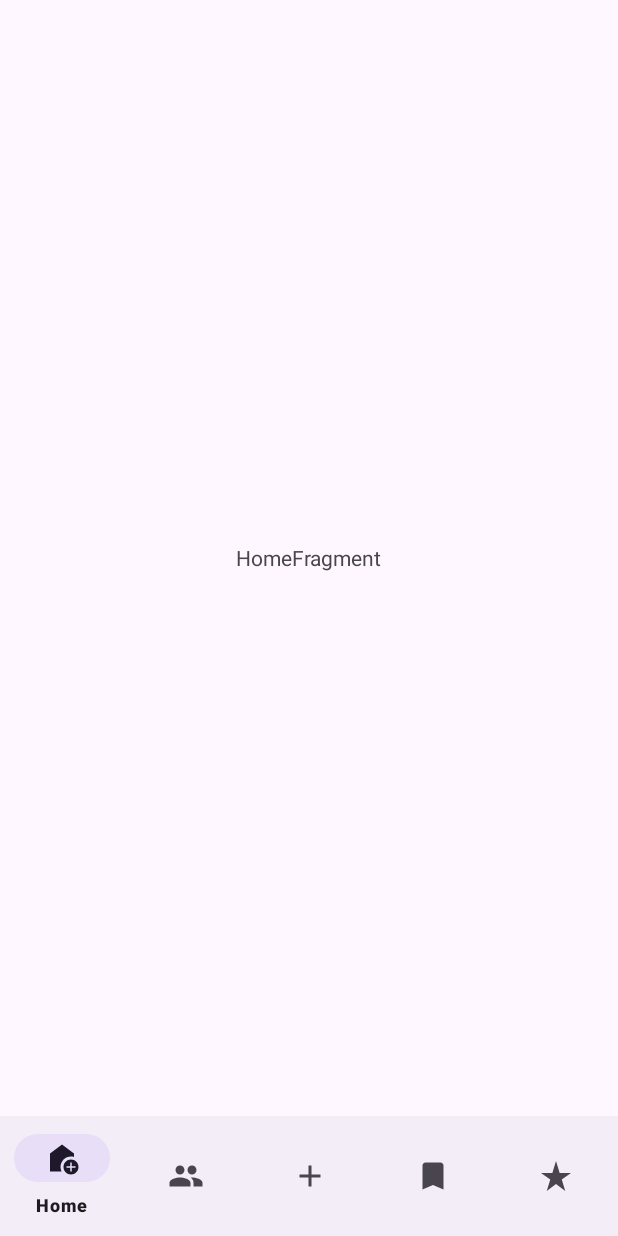
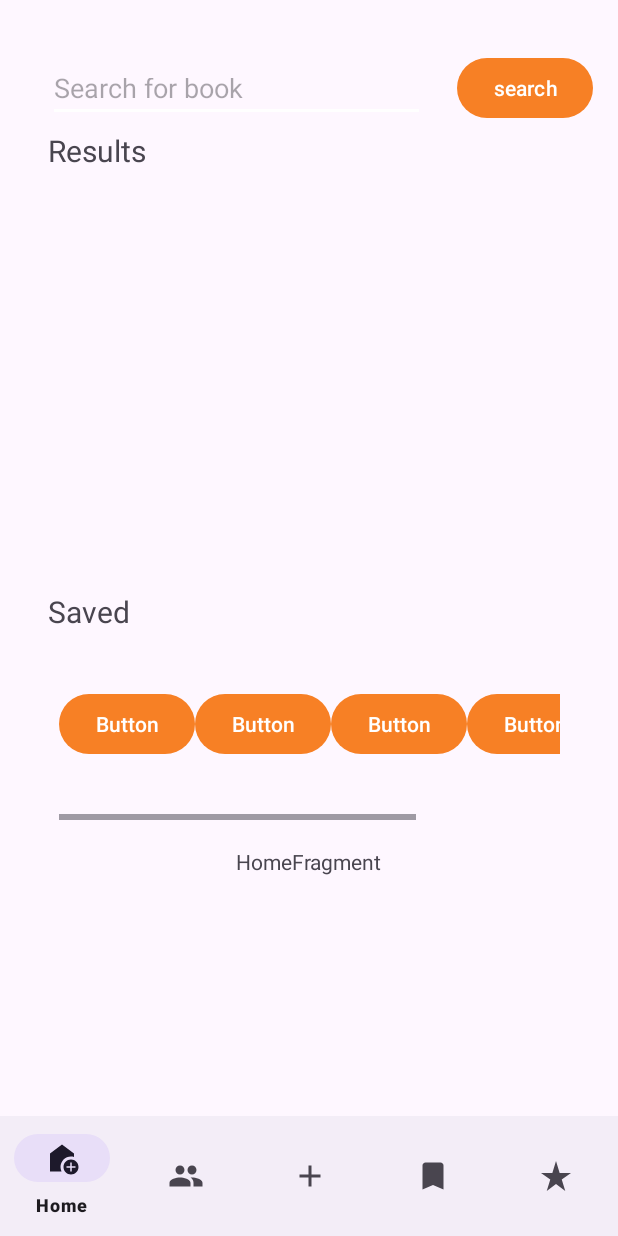
Before and after one commit to IsaacLatta/Recommender, an Android app: the HomeFragment screen opened directly, with no data from a screen before it, on a phone screen of 412 x 824 dp. Run offline under Robolectric (Android 15) with nearby library versions, the phone set to English and light mode, and no system bars.

Commit message:
WIP: home fragment. Integrating changes from the groups tab

```diff
--- a/App/app/src/main/java/com/example/recommender/ui/fragments/HomeFragment.java
+++ b/App/app/src/main/java/com/example/recommender/ui/fragments/HomeFragment.java
@@ -6,19 +6,38 @@ import androidx.annotation.NonNull;
 import androidx.annotation.Nullable;
 import androidx.fragment.app.Fragment;
 
+import android.util.Log;
 import android.view.LayoutInflater;
 import android.view.View;
 import android.view.ViewGroup;
+import android.widget.Button;
+import android.widget.EditText;
 
+import com.example.recommender.Controller;
 import com.example.recommender.R;
 
 
 public class HomeFragment extends Fragment {
 
+
+    private Button searchButton;
+    private EditText searchBarText;
+
     @Override
-    public View onCreateView(@NonNull LayoutInflater inflater, @Nullable ViewGroup container, @Nullable Bundle savedInstanceState) {
+    public View onCreateView(LayoutInflater inflater, ViewGroup container, Bundle savedInstanceState) {
         // Inflate the layout for this fragment
-        return inflater.inflate(R.layout.fragment_home, container, false);
+
+        View view = inflater.inflate(R.layout.fragment_home, container, false);
+        searchButton = view.findViewById(R.id.search_button);
+        searchBarText = view.findViewById(R.id.search_bar);
+
+        searchButton.setOnClickListener(v ->{
+            String search_input = searchBarText.getText().toString().trim();
+            Log.d("HOME_SEARCH_", search_input);
+           // Controller.getInstance().searchBook(search_input);
+        });
+        return view;
+
     }
 
 }
--- a/App/app/src/main/res/layout/fragment_home.xml
+++ b/App/app/src/main/res/layout/fragment_home.xml
@@ -1,15 +1,134 @@
 <?xml version="1.0" encoding="utf-8"?>
-<FrameLayout xmlns:android="http://schemas.android.com/apk/res/android"
+<androidx.constraintlayout.widget.ConstraintLayout xmlns:android="http://schemas.android.com/apk/res/android"
+    xmlns:app="http://schemas.android.com/apk/res-auto"
     xmlns:tools="http://schemas.android.com/tools"
     android:layout_width="match_parent"
     android:layout_height="match_parent"
     tools:context=".ui.fragments.HomeFragment">
 
     <!-- TODO: Update blank fragment layout -->
+
     <TextView
+        android:id="@+id/textView"
         android:layout_width="wrap_content"
         android:layout_height="wrap_content"
         android:layout_gravity="center"
-        android:text="HomeFragment" />
+        android:text="HomeFragment"
+        app:layout_constraintBottom_toBottomOf="parent"
+        app:layout_constraintEnd_toEndOf="parent"
+        app:layout_constraintStart_toStartOf="parent"
+        app:layout_constraintTop_toTopOf="parent"
+        app:layout_constraintVertical_bias="0.779" />
 
-</FrameLayout>
+    <Button
+        android:id="@+id/search_button"
+        android:layout_width="wrap_content"
+        android:layout_height="wrap_content"
+        android:onClick="searchButtonHandle"
+        android:text="search"
+        app:layout_constraintBottom_toBottomOf="parent"
+        app:layout_constraintEnd_toEndOf="parent"
+        app:layout_constraintHorizontal_bias="0.949"
+        app:layout_constraintStart_toStartOf="parent"
+        app:layout_constraintTop_toTopOf="parent"
+        app:layout_constraintVertical_bias="0.05" />
+
+    <EditText
+        android:id="@+id/search_bar"
+        android:layout_width="251dp"
+        android:layout_height="39dp"
+        android:ems="10"
+        android:hint="Search for book"
+        android:inputType="text"
+        android:focusable="true"
+        android:focusableInTouchMode="true"
+        app:layout_constraintBottom_toBottomOf="parent"
+        app:layout_constraintEnd_toEndOf="parent"
+        app:layout_constraintHorizontal_bias="0.201"
+        app:layout_constraintStart_toStartOf="parent"
+        app:layout_constraintTop_toTopOf="parent"
+        app:layout_constraintVertical_bias="0.06" />
+
+    <HorizontalScrollView
+        android:id="@+id/horizontalScrollView"
+        android:layout_width="334dp"
+        android:layout_height="128dp"
+        app:layout_constraintBottom_toBottomOf="parent"
+        app:layout_constraintEnd_toEndOf="parent"
+        app:layout_constraintHorizontal_bias="0.507"
+        app:layout_constraintStart_toStartOf="parent"
+        app:layout_constraintTop_toTopOf="parent"
+        app:layout_constraintVertical_bias="0.68">
+
+        <LinearLayout
+            android:layout_width="wrap_content"
+            android:layout_height="match_parent"
+            android:orientation="horizontal">
+
+            <Button
+                android:id="@+id/button9"
+                android:layout_width="wrap_content"
+                android:layout_height="wrap_content"
+                android:layout_weight="1"
+                android:text="Button" />
+
+            <Button
+                android:id="@+id/button8"
+                android:layout_width="wrap_content"
+                android:layout_height="wrap_content"
+                android:layout_weight="1"
+                android:text="Button" />
+
+            <Button
+                android:id="@+id/button7"
+                android:layout_width="wrap_content"
+                android:layout_height="wrap_content"
+                android:layout_weight="1"
+                android:text="Button" />
+
+            <Button
+                android:id="@+id/button4"
+                android:layout_width="wrap_content"
+                android:layout_height="wrap_content"
+                android:layout_weight="1"
+                android:text="Button" />
+
+            <Button
+                android:id="@+id/see_more_results"
+                android:layout_width="wrap_content"
+                android:layout_height="match_parent"
+                android:layout_weight="1"
+                android:background="@android:color/transparent"
+                android:text="see more"
+                android:textColor="@color/orange" />
+        </LinearLayout>
+    </HorizontalScrollView>
+
+    <TextView
+        android:id="@+id/textViewSaved"
+        android:layout_width="111dp"
+        android:layout_height="28dp"
+        android:text="Saved"
+        android:textSize="20sp"
+        app:layout_constraintBottom_toBottomOf="parent"
+        app:layout_constraintEnd_toEndOf="parent"
+        app:layout_constraintHorizontal_bias="0.107"
+        app:layout_constraintStart_toStartOf="parent"
+        app:layout_constraintTop_toTopOf="parent"
+        app:layout_constraintVertical_bias="0.55" />
+
+    <TextView
+        android:id="@+id/textView4"
+        android:layout_width="114dp"
+        android:layout_height="39dp"
+        android:text="Results"
+        android:textSize="20sp"
+        app:layout_constraintBottom_toBottomOf="parent"
+        app:layout_constraintEnd_toEndOf="parent"
+        app:layout_constraintHorizontal_bias="0.108"
+        app:layout_constraintStart_toStartOf="parent"
+        app:layout_constraintTop_toTopOf="parent"
+        app:layout_constraintVertical_bias="0.123" />
+
+
+</androidx.constraintlayout.widget.ConstraintLayout>
```
